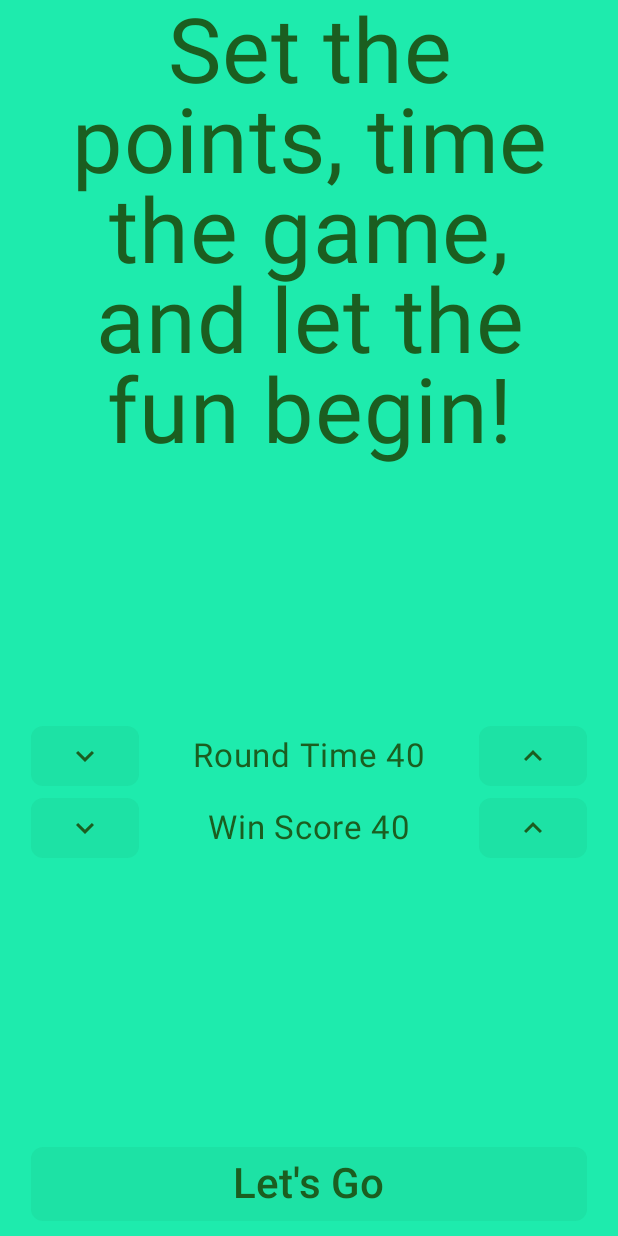
After one commit to gev1997/AliasIT, an Android app built with Jetpack Compose: the TimeAndScorePage screen opened through its navigation route, on a phone screen of 412 x 824 dp. The commit adds this screen. Run offline under Robolectric (Android 15) with nearby library versions, the phone set to English and light mode, and no system bars.

Commit message:
Implement TimeAndScore Page

```diff
--- a/app/src/main/java/com/aliasit/ui/MainActivity.kt
+++ b/app/src/main/java/com/aliasit/ui/MainActivity.kt
@@ -26,6 +26,7 @@ class MainActivity : ComponentActivity() {
                 NavHost(mNavController.getNavHostController(), "Home") {
                     composable("Home") { HomePage() }
                     composable("Teams") { TeamsPage() }
+                    composable("TimeAndScore") { TimeAndScorePage() }
                     composable("Game") { GamePage() }
                     composable("Options") { OptionsPage() }
                 }
@@ -41,6 +42,10 @@ class MainActivity : ComponentActivity() {
         return mTeamsViewModel
     }
 
+    fun getTimeAndScoreViewModel(): TimeAndScoreViewModel {
+        return mTimeAndScoreViewModel
+    }
+
     private lateinit var mNavController: NavController
     private lateinit var mTeamsViewModel: TeamsViewModel
     private lateinit var mTimeAndScoreViewModel: TimeAndScoreViewModel
--- a/app/src/main/java/com/aliasit/ui/NavController.kt
+++ b/app/src/main/java/com/aliasit/ui/NavController.kt
@@ -9,6 +9,7 @@ class NavController(private val mNavHostController: NavHostController) {
         when (route) {
             "Home" -> return { mNavHostController.navigate("Home") }
             "Teams" -> return { mNavHostController.navigate("Teams") }
+            "TimeAndScore" -> return { mNavHostController.navigate("TimeAndScore") }
             "Game" -> return { mNavHostController.navigate("Game") }
             "Options" -> return { mNavHostController.navigate("Options") }
         }
--- a/app/src/main/java/com/aliasit/ui/TeamsPage.kt
+++ b/app/src/main/java/com/aliasit/ui/TeamsPage.kt
@@ -113,10 +113,10 @@ fun MainActivity.TeamsPage() {
 
                     Utility.Spacer(0, 2)
 
-                    // Play Column
+                    // Next Column
                     Column(Modifier.fillMaxWidth(), horizontalAlignment = Alignment.CenterHorizontally) {
-                        Button(getNavController().getNavigator("Game"), Modifier.fillMaxWidth(), colors = ButtonDefaults.buttonColors(buttonColor), shape = buttonShape) {
-                            Text("Let's Go", color = textColor, fontSize = 28.sp)
+                        Button(getNavController().getNavigator("TimeAndScore"), Modifier.fillMaxWidth(), colors = ButtonDefaults.buttonColors(buttonColor), shape = buttonShape) {
+                            Text("Next", color = textColor, fontSize = 28.sp)
                         }
 
                         Utility.Spacer(10)
--- /dev/null
+++ b/app/src/main/java/com/aliasit/ui/TimeAndScorePage.kt
@@ -0,0 +1,95 @@
+package com.aliasit.ui
+
+import androidx.compose.foundation.background
+import androidx.compose.foundation.layout.Arrangement
+import androidx.compose.foundation.layout.BoxWithConstraints
+import androidx.compose.foundation.layout.Column
+import androidx.compose.foundation.layout.Row
+import androidx.compose.foundation.layout.fillMaxHeight
+import androidx.compose.foundation.layout.fillMaxSize
+import androidx.compose.foundation.layout.fillMaxWidth
+import androidx.compose.foundation.layout.padding
+import androidx.compose.foundation.layout.width
+import androidx.compose.foundation.rememberScrollState
+import androidx.compose.foundation.verticalScroll
+import androidx.compose.material.icons.Icons
+import androidx.compose.material.icons.filled.KeyboardArrowDown
+import androidx.compose.material.icons.filled.KeyboardArrowUp
+import androidx.compose.material3.Button
+import androidx.compose.material3.ButtonDefaults
+import androidx.compose.material3.Icon
+import androidx.compose.material3.Scaffold
+import androidx.compose.material3.Text
+import androidx.compose.runtime.Composable
+import androidx.compose.runtime.collectAsState
+import androidx.compose.ui.Alignment
+import androidx.compose.ui.Modifier
+import androidx.compose.ui.text.style.TextAlign
+import androidx.compose.ui.unit.em
+import androidx.compose.ui.unit.sp
+
+@Composable
+fun MainActivity.TimeAndScorePage() {
+    val timeAndScore = getTimeAndScoreViewModel().getStateFlow().collectAsState().value
+
+    Scaffold { padding ->
+        BoxWithConstraints {
+            val mainContentColumnWidth = maxWidth * 0.9f
+
+            // Main Column
+            Column(Modifier.fillMaxSize().background(backgroundColor).padding(padding), horizontalAlignment = Alignment.CenterHorizontally) {
+                // Main content Column
+                Column(Modifier.fillMaxHeight().width(mainContentColumnWidth).verticalScroll(rememberScrollState()), Arrangement.SpaceBetween) {
+                    // Title Column
+                    Column(Modifier.fillMaxWidth(), horizontalAlignment = Alignment.CenterHorizontally) {
+                        Text("Set the points, time the game, and let the fun begin!", lineHeight = 1.em, textAlign = TextAlign.Center, color = textColor, fontSize = 60.sp)
+                    }
+
+                    // TimeAndScore Column
+                    Column(Modifier.fillMaxWidth(), horizontalAlignment = Alignment.CenterHorizontally) {
+                        // Time Column
+                        Column(Modifier.fillMaxWidth()) {
+                            Row(Modifier.fillMaxWidth(), Arrangement.SpaceBetween, Alignment.CenterVertically) {
+                                Button({ timeAndScore.removeRoundTime() }, colors = ButtonDefaults.buttonColors(buttonColor), shape = buttonShape) {
+                                    Icon(Icons.Default.KeyboardArrowDown, contentDescription = null, tint = textColor)
+                                }
+
+                                Text("Round Time ${timeAndScore.getRoundTime()}", color = textColor, fontSize = 22.sp)
+
+                                Button({ timeAndScore.addRoundTime() }, colors = ButtonDefaults.buttonColors(buttonColor), shape = buttonShape) {
+                                    Icon(Icons.Default.KeyboardArrowUp, contentDescription = null, tint = textColor)
+                                }
+                            }
+                        }
+
+                        // Score Column
+                        Column(Modifier.fillMaxWidth()) {
+                            Row(Modifier.fillMaxWidth(), Arrangement.SpaceBetween, Alignment.CenterVertically) {
+                                Button({ timeAndScore.removeWinScore() }, colors = ButtonDefaults.buttonColors(buttonColor), shape = buttonShape) {
+                                    Icon(Icons.Default.KeyboardArrowDown, contentDescription = null, tint = textColor)
+                                }
+
+                                Text("Win Score ${timeAndScore.getWinScore()}", color = textColor, fontSize = 22.sp)
+
+                                Button({ timeAndScore.addWinScore() }, colors = ButtonDefaults.buttonColors(buttonColor), shape = buttonShape) {
+                                    Icon(Icons.Default.KeyboardArrowUp, contentDescription = null, tint = textColor)
+                                }
+                            }
+                        }
+
+                        Utility.Spacer(20)
+                    }
+
+                    // Play Column
+                    Column(Modifier.fillMaxWidth(), horizontalAlignment = Alignment.CenterHorizontally) {
+                        Button(getNavController().getNavigator("Game"), Modifier.fillMaxWidth(), colors = ButtonDefaults.buttonColors(buttonColor), shape = buttonShape) {
+                            Text("Let's Go", color = textColor, fontSize = 28.sp)
+                        }
+
+                        Utility.Spacer(10)
+                    }
+                }
+            }
+        }
+    }
+}
```
